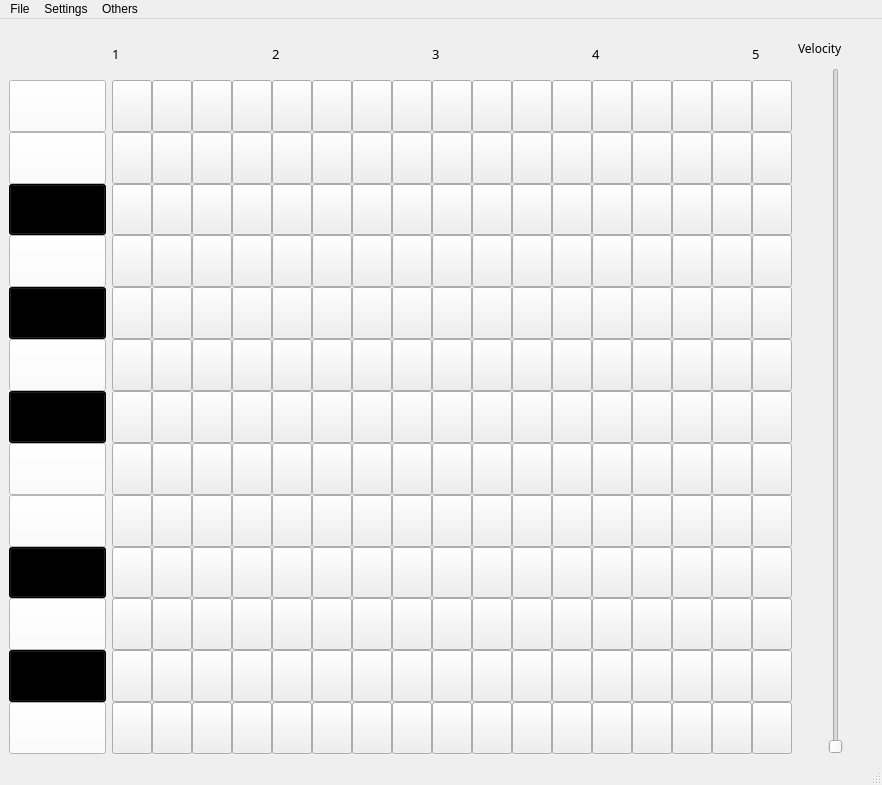
Old version of the form view/demo-sheet/mainWindow.ui in the repository NaiveMusic/NaiveMusic.
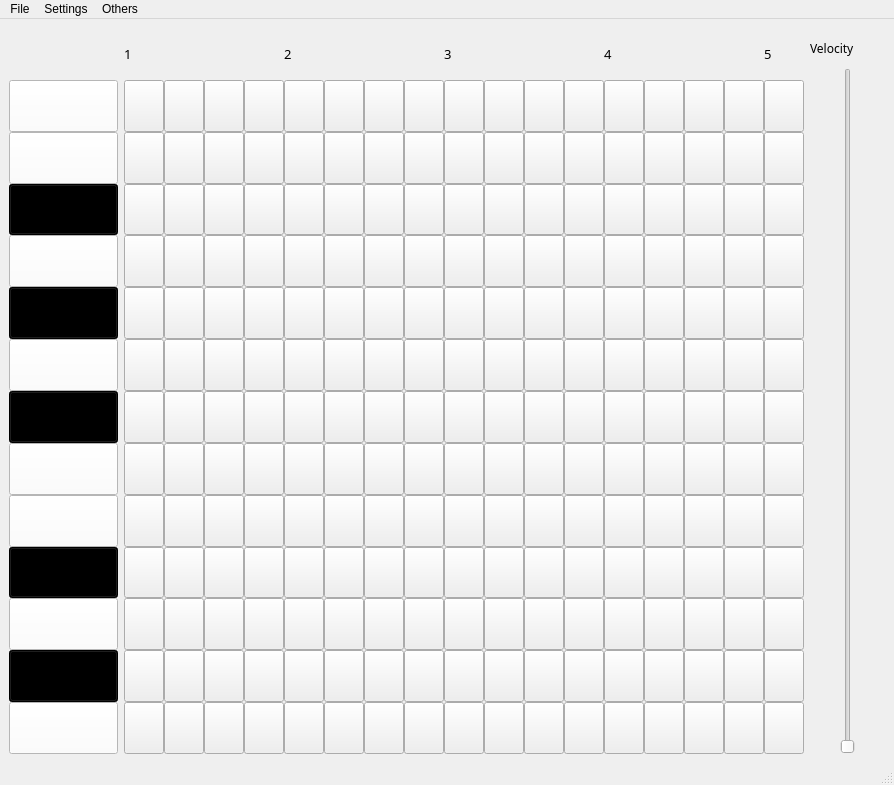
New version of the form. Icons and pictures are not drawn.

Commit message: 增加遍历判空

Patch:
```diff
--- a/view/demo-sheet/mainWindow.ui
+++ b/view/demo-sheet/mainWindow.ui
@@ -6,7 +6,7 @@
    <rect>
     <x>0</x>
     <y>0</y>
-    <width>882</width>
+    <width>894</width>
     <height>785</height>
    </rect>
   </property>
@@ -5417,8 +5417,8 @@
     <rect>
      <x>0</x>
      <y>0</y>
-     <width>882</width>
-     <height>30</height>
+     <width>894</width>
+     <height>26</height>
     </rect>
    </property>
    <widget class="QMenu" name="menuFile">
```
The commit also changes 2 other files.
